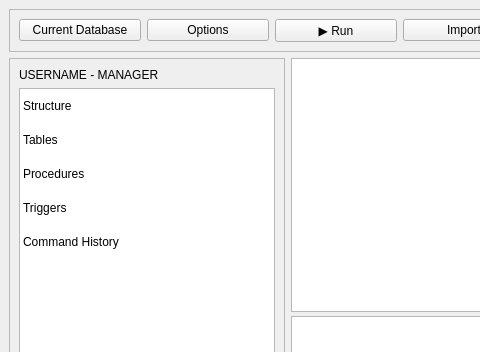
Qt form POO---DB-Engine/CLIENT/EnvironmentWindow.ui (stefanungureanu04/POO---DB-Engine) before a commit; both pictures show x 0 to 480 and y 0 to 352 of the 800 by 600 pixel window.
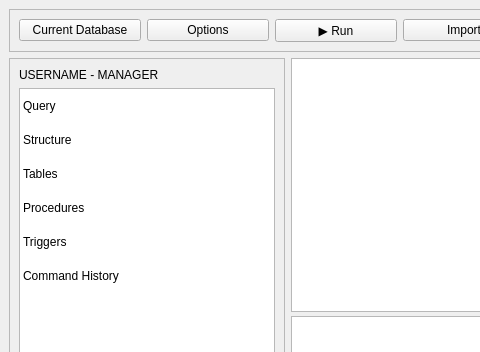
The same form after that commit.

Patch:
```diff
--- a/POO---DB-Engine/CLIENT/EnvironmentWindow.ui
+++ b/POO---DB-Engine/CLIENT/EnvironmentWindow.ui
@@ -128,6 +128,11 @@
     color: white;
 }</string>
          </property>
+         <item>
+          <property name="text">
+           <string>Query</string>
+          </property>
+         </item>
          <item>
           <property name="text">
            <string>Structure</string>
```
